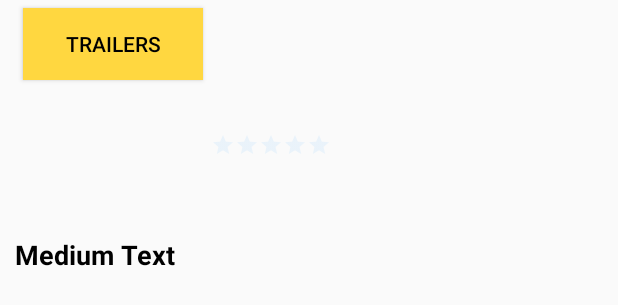
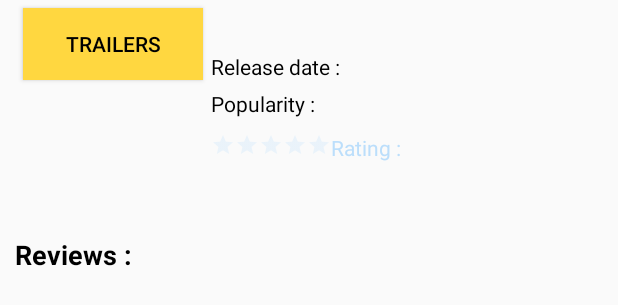
Before and after one commit to royarzun/PopularMoviesApp, an Android app: the layout fragment_movie.xml on its own in the app's theme, with its tools: preview values and no code run, on a phone screen of 412 x 824 dp. Shown: the top 305 px of the screen. Run offline under Robolectric (Android 15) with nearby library versions, the phone set to English and light mode, and no system bars.

Commit message:
Add better layout for showing movie details

```diff
--- a/app/src/main/res/layout/fragment_movie.xml
+++ b/app/src/main/res/layout/fragment_movie.xml
@@ -24,7 +24,6 @@
             android:layout_height="160dp"
             android:layout_marginLeft="15dp"
             android:layout_marginTop="165dp"
-            android:contentDescription="placeholder"
             android:layout_alignBottom="@+id/fragment_movie_backdrop" />
 
         <Button
@@ -67,19 +66,42 @@
                 android:layout_height="wrap_content"
                 android:textAppearance="?android:attr/textAppearanceLarge" />
 
-            <TextView
-                android:id="@+id/fragment_movie_release"
-                android:layout_width="match_parent"
+            <LinearLayout
+                android:layout_marginTop="5dp"
+                android:layout_width="wrap_content"
+                android:layout_height="wrap_content"
+                android:orientation="horizontal">
+
+                <TextView
+                    android:layout_width="wrap_content"
+                    android:layout_height="wrap_content"
+                    android:text="@string/label_release_date"
+                    android:textAppearance="?android:attr/textAppearanceSmall" />
+
+                <TextView
+                    android:id="@+id/fragment_movie_release"
+                    android:layout_width="wrap_content"
+                    android:layout_height="wrap_content"
+                    android:textAppearance="?android:attr/textAppearanceSmall" />
+            </LinearLayout>
+
+            <LinearLayout
+                android:layout_width="wrap_content"
                 android:layout_height="wrap_content"
                 android:layout_marginTop="5dp"
-                android:textAppearance="?android:attr/textAppearanceSmall" />
+                android:orientation="horizontal">
 
-            <TextView
-                android:id="@+id/fragment_movie_popularity"
-                android:layout_width="match_parent"
-                android:layout_height="wrap_content"
-                android:layout_marginTop="5dp"
-                android:textAppearance="?android:attr/textAppearanceSmall" />
+                <TextView
+                    android:layout_height="wrap_content"
+                    android:layout_width="wrap_content"
+                    android:text="@string/label_popularity"/>
+
+                <TextView
+                    android:id="@+id/fragment_movie_popularity"
+                    android:layout_height="wrap_content"
+                    android:layout_width="match_parent" />
+
+            </LinearLayout>
 
             <LinearLayout
                 android:layout_width="wrap_content"
@@ -94,7 +116,7 @@
                     style="?android:ratingBarStyleSmall" />
 
                 <TextView
-                    android:id="@+id/fragment_rating_text"
+                    android:text="@string/label_rating"
                     android:layout_width="wrap_content"
                     android:layout_height="wrap_content"
                     android:layout_gravity="bottom"
@@ -118,11 +140,10 @@
                 android:padding="10dp" />
 
             <TextView
-                android:id="@+id/fragment_movie_review_label"
                 android:layout_width="wrap_content"
                 android:layout_height="wrap_content"
                 android:textAppearance="?android:attr/textAppearanceMedium"
-                android:text="Medium Text"
+                android:text="@string/label_review"
                 android:textStyle="bold"
                 android:padding="10dp"
                 android:ellipsize="end" />
```
